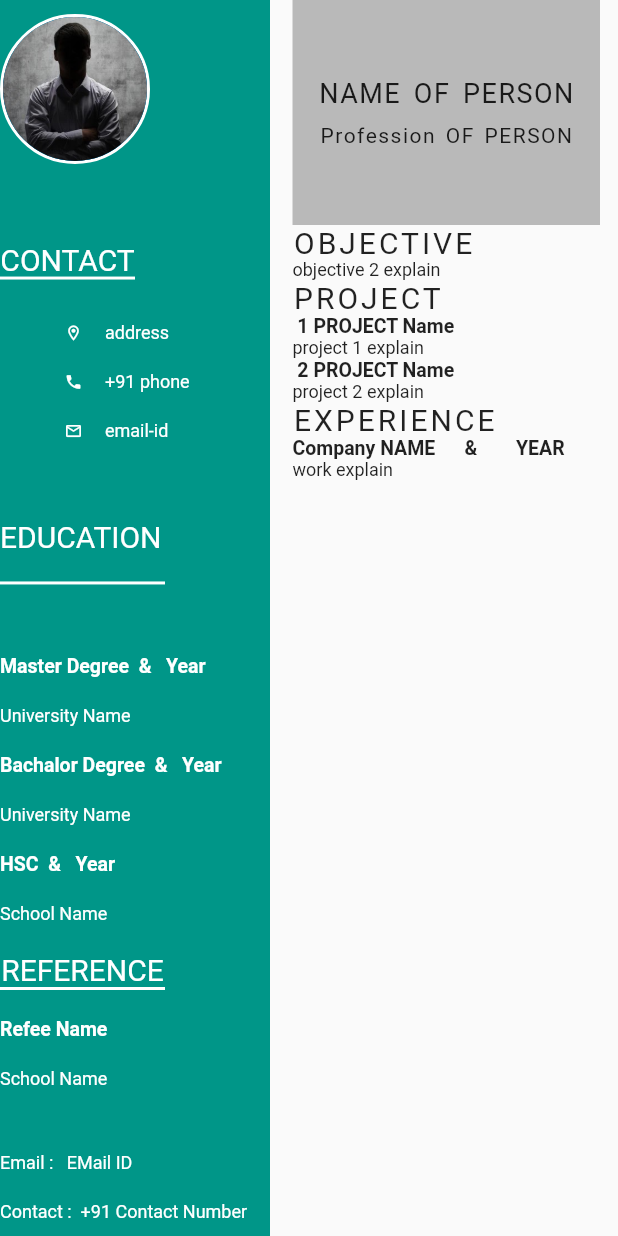
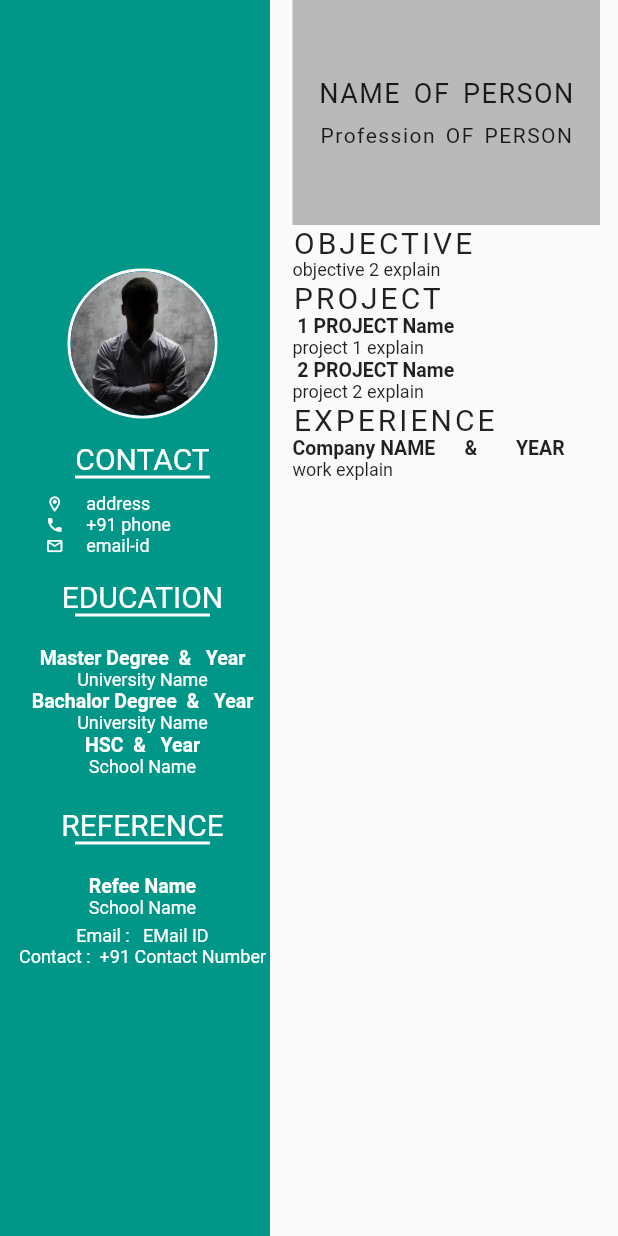
Before and after one commit to VivekTailor19/resume_builder, a Flutter app: the Preview_02 screen opened by its route, on a phone screen of 412 x 824 dp. Run offline on Flutter 3.47's test engine with Material 2 defaults, Android fonts, the phone set to English and light mode, and no system bars; our stand-ins replace image_picker, pdf; missing offline and left inert: path_provider_windows.

Commit message:
resume builder using flutter framwork and dart language

```diff
--- a/lib/Preview/preview_screen2.dart
+++ b/lib/Preview/preview_screen2.dart
@@ -15,9 +15,12 @@ class _Preview_02State extends State<Preview_02> {
         body: Row(
           children: [
             Container(width: 180,color: Colors.teal,
+
+              child: Padding(
+                padding: const EdgeInsets.only(left: 10.0),
                 child: Column(
-                mainAxisAlignment: MainAxisAlignment.spaceAround,
-                crossAxisAlignment: CrossAxisAlignment.start,
+                  mainAxisAlignment: MainAxisAlignment.center,
+                  crossAxisAlignment: CrossAxisAlignment.center,
                   children: [
                     Container(height: 100,width: 100,
                         decoration: BoxDecoration(shape: BoxShape.circle,border: Border.all(color: Colors.white,width: 2)),
@@ -35,8 +38,11 @@ class _Preview_02State extends State<Preview_02> {
                     Contact(i1: Icon(Icons.email_outlined,size: 12,color: Colors.white),data: "email-id"),
 
                     SizedBox(height: 15),
+
+                    Column(children :[
                       Text("EDUCATION",style: TextStyle(wordSpacing: 3,color: Colors.white,fontSize: 20),),
-                  Container(height: 2,width: 110,color: Colors.white,),
+                      Container(height: 2,width: 90,color: Colors.white,),
+                      SizedBox(height: 10),],),
                     SizedBox(height: 10),
                     Text("Master Degree  &   Year",style: TextStyle(color:Colors.white, fontWeight: FontWeight.bold,fontSize: 13,),),
                     Text("University Name",style: TextStyle(color:Colors.white, fontSize: 12,),),
@@ -44,18 +50,22 @@ class _Preview_02State extends State<Preview_02> {
                     Text("University Name",style: TextStyle(color:Colors.white, fontSize: 12,),),
                     Text("HSC  &   Year",style: TextStyle(color:Colors.white, fontWeight: FontWeight.bold,fontSize: 13,),),
                     Text("School Name",style: TextStyle(color:Colors.white, fontSize: 12,),),
+                    SizedBox(height: 20),
 
-                  Column( mainAxisAlignment: MainAxisAlignment.spaceEvenly,
+                    Column(children :[
+                      Text("REFERENCE",style: TextStyle(wordSpacing: 3,color: Colors.white,fontSize: 20),),
+                      Container(height: 2,width: 90,color: Colors.white,),
+                      SizedBox(height: 10),],),
+                    SizedBox(height: 10),
+                    Column(
                         children: [
-                      Text("REFERENCE",style: TextStyle(wordSpacing: 3,color: Colors.white,fontSize: 20),),
-                      Container(height: 2,width: 110,color: Colors.white,)
-                    ],
-                  ),
                       Text("Refee Name",style: TextStyle(color:Colors.white, fontWeight: FontWeight.bold,fontSize: 13,),),
                       Text("School Name",style: TextStyle(color:Colors.white, fontSize: 12,),),
                       SizedBox(height: 5),
                       Text("Email :   EMail ID",style: TextStyle(color:Colors.white, fontSize: 12,),),
                       Text("Contact :  +91 Contact Number",style: TextStyle(color:Colors.white, fontSize: 12,),),
+                    ]),
+
 
 
 
@@ -65,6 +75,7 @@ class _Preview_02State extends State<Preview_02> {
                     //Education(),
                     //Reference(),
                   ],
+                ),
               ),),
 
 
@@ -128,9 +139,7 @@ class _Preview_02State extends State<Preview_02> {
 
   Widget Contact({Icon? i1, String? data})
   {
-    return Padding(
-      padding: const EdgeInsets.only(left: 35.0),
-      child: Row(
+    return Row(
       mainAxisAlignment: MainAxisAlignment.center,
       children: [
         //Icon(icoon,size: 12,),
@@ -140,7 +149,6 @@ class _Preview_02State extends State<Preview_02> {
           style: TextStyle(fontSize: 12,color: Colors.white),textAlign: TextAlign.justify,)),
 
       ],
-      ),
     );
   }
 
--- a/lib/main.dart
+++ b/lib/main.dart
@@ -9,12 +9,12 @@ void main() {
   runApp(MaterialApp(
     debugShowCheckedModeBanner: false,
     routes: {
-      "/"       : (context) => HomeScreen(),
+      //"/"       : (context) => HomeScreen(),
      //"old_resume" : (context) => Old_Resume(),
       "new_resume" : (context) => New_Resume(),
       "preview" : (context) => Preview_Screen(),
       "preview_02" : (context) => Preview_02(),
-      //"/" : (context) => Preview_02(),
+      "/" : (context) => Preview_02(),
 
 
     },
--- a/lib/new_resume.dart
+++ b/lib/new_resume.dart
@@ -329,6 +329,24 @@ class _New_ResumeState extends State<New_Resume> {
                   ),
                   Project(hint: "Enter Project Name",data: u_project),
                   Project(hint: "Enter Project in Details",data: u_project_info),
+
+                  Padding(
+                    padding: EdgeInsets.symmetric(horizontal: 8.0),
+                    child: ExpansionTile(
+                      leading: Icon(Icons.date_range, size: 30, color: Colors.lightBlue),
+                      title: Text("Expected Salary", style: TextStyle(fontSize: 30,),),
+                      trailing: Text(""),
+                      children: [
+                        RangeSlider(values: rangevalues,labels: RangeLabels("${rangevalues.start.round()}","${rangevalues.end.round()}"), onChanged: (value) {
+                          setState(() {
+                            rangevalues = value;
+                          });
+
+                        },max: 300000,divisions: 25,)
+                      ],
+                    ),
+                  ),
+
                   ElevatedButton(onPressed: () {
                     var softskills = "";
                     var techskills = "";
@@ -372,22 +390,7 @@ class _New_ResumeState extends State<New_Resume> {
                     }
 
                   }, child: Text("Submit",style: TextStyle(fontSize: 20),)),
-                  Padding(
-                    padding: EdgeInsets.symmetric(horizontal: 8.0),
-                    child: ExpansionTile(
-                      leading: Icon(Icons.date_range, size: 30, color: Colors.lightBlue),
-                      title: Text("Expected Salary", style: TextStyle(fontSize: 30,),),
-                      trailing: Text(""),
-                      children: [
-                        RangeSlider(values: rangevalues,labels: RangeLabels("${rangevalues.start.round()}","${rangevalues.end.round()}"), onChanged: (value) {
-                          setState(() {
-                            rangevalues = value;
-                          });
 
-                        },max: 300000,divisions: 25,)
-                      ],
-                    ),
-                  ),
 
                   SizedBox(height: 15),
 
@@ -397,6 +400,8 @@ class _New_ResumeState extends State<New_Resume> {
 
                     }, child: Text("View Your Resume",style: TextStyle(fontSize: 20),)),
                   ),
+
+                  SizedBox(height: 25),
 
                 ],
               ),
--- a/lib/pdf_view/pdfGenerate.dart
+++ b/lib/pdf_view/pdfGenerate.dart
@@ -20,7 +20,7 @@ async {
     )
   );
 
-  Directory? directory = await getTemporaryDirectory();
+  Directory? directory = await getApplicationSupportDirectory();
   File file = File("${directory!.path}/flutter.pdf");
   print("${directory!.path}/flutter.pdf");
   await file.writeAsBytes(await pdf.save());
```
Lines whose indentation alone changed are shown as unchanged.
